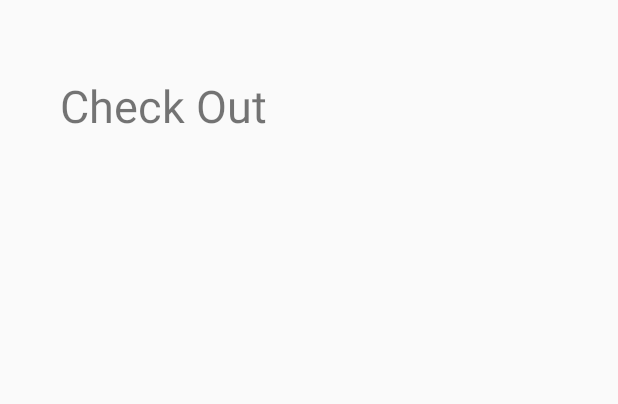
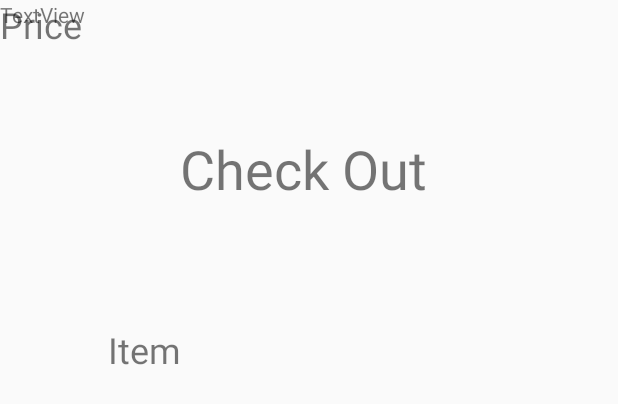
Before and after one commit to Mengchen-G/Hungry-Foodie, an Android app: the layout activity_placeanorder.xml on its own in the app's theme, with its tools: preview values and no code run, on a phone screen of 412 x 824 dp. Shown: the top 404 px of the screen. Run offline under Robolectric (Android 15) with nearby library versions, the phone set to English and light mode, and no system bars.

Commit message:
Initial draft

```diff
--- a/app/build.gradle
+++ b/app/build.gradle
@@ -25,10 +25,10 @@ android {
 
 dependencies {
     implementation fileTree(dir: 'libs', include: ['*.jar'])
-
     implementation 'androidx.appcompat:appcompat:1.1.0'
     implementation 'androidx.constraintlayout:constraintlayout:1.1.3'
     testImplementation 'junit:junit:4.12'
     androidTestImplementation 'androidx.test.ext:junit:1.1.1'
     androidTestImplementation 'androidx.test.espresso:espresso-core:3.2.0'
+    implementation 'androidx.cardview:cardview:1.0.0'
 }
--- /dev/null
+++ b/app/src/main/java/com/example/myapplication/abfactory/MealFactory.java
@@ -0,0 +1,6 @@
+package com.example.myapplication.abfactory;
+
+public interface MealFactory {
+    public abstract Drink createDrink();
+    public abstract Entree createEntree();
+}
--- /dev/null
+++ b/app/src/main/java/com/example/myapplication/abfactory/Restaurant.java
@@ -0,0 +1,5 @@
+package com.example.myapplication.abfactory;
+
+public abstract class Restaurant {
+    public abstract Meal createMeal(String item);
+}
--- a/app/src/main/res/layout/activity_placeanorder.xml
+++ b/app/src/main/res/layout/activity_placeanorder.xml
@@ -10,11 +10,40 @@
         android:id="@+id/checkOutTextView"
         android:layout_width="wrap_content"
         android:layout_height="wrap_content"
-        android:layout_marginStart="40dp"
-        android:layout_marginLeft="40dp"
-        android:layout_marginTop="50dp"
+        android:layout_marginStart="120dp"
+        android:layout_marginLeft="120dp"
+        android:layout_marginTop="88dp"
         android:text="@string/check_out"
-        android:textSize="30sp"
+        android:textSize="36sp"
         app:layout_constraintStart_toStartOf="parent"
         app:layout_constraintTop_toTopOf="parent" />
+
+    <TextView
+        android:id="@+id/entreeTextView"
+        android:layout_width="wrap_content"
+        android:layout_height="wrap_content"
+        android:layout_marginStart="72dp"
+        android:layout_marginLeft="72dp"
+        android:layout_marginTop="80dp"
+        android:text="@string/Item"
+        android:textSize="24sp"
+        app:layout_constraintStart_toStartOf="parent"
+        app:layout_constraintTop_toBottomOf="@+id/checkOutTextView" />
+
+    <TextView
+        android:id="@+id/textView"
+        android:layout_width="wrap_content"
+        android:layout_height="wrap_content"
+        android:text="@string/Price"
+        android:textSize="24sp"
+        tools:layout_editor_absoluteX="266dp"
+        tools:layout_editor_absoluteY="217dp" />
+
+    <TextView
+        android:id="@+id/textView3"
+        android:layout_width="wrap_content"
+        android:layout_height="wrap_content"
+        android:text="TextView"
+        tools:layout_editor_absoluteX="74dp"
+        tools:layout_editor_absoluteY="330dp" />
 </androidx.constraintlayout.widget.ConstraintLayout>
--- a/app/src/main/res/values/strings.xml
+++ b/app/src/main/res/values/strings.xml
@@ -2,7 +2,6 @@
     <string name="app_name">HUNGRY FOODIE</string>
     <string name="next">NEXT</string>
     <string name="previous">Previous</string>
-
     <string name="title_login">LOG IN</string>
     <string name="prompt_email">name@example.com</string>
     <string name="prompt_password">Password</string>
@@ -11,4 +10,11 @@
     <string name="restaurants_list">Restaurants List</string>
     <string name="restaurants_pic">Restaurants Picture</string>
     <string name="check_out">Check Out</string>
+    <string name="Item">Item</string>
+    <string name="Price">Price</string>
+    <string name="Burger_Meal">Burger Meal</string>
+    <string name="Hotdog_Meal">Hot Dog Meal</string>
+    <string name="Burger">Burger</string>
+    <string name="Hotdog">Hot Dog</string>
+    <string name="Pepsi">Pepsi</string>
 </resources>
```
Also changed, not shown: app/src/main/java/com/example/myapplication/PlaceAnOrder.java (+11 -1 lines), app/src/main/java/com/example/myapplication/abfactory/AmericanRestaurant.java (added, +17 -0 lines), app/src/main/java/com/example/myapplication/abfactory/Burger.java (added, +14 -0 lines), app/src/main/java/com/example/myapplication/abfactory/BurgerMeal.java (added, +15 -0 lines), app/src/main/java/com/example/myapplication/abfactory/BurgerMealFactory.java (added, +14 -0 lines), app/src/main/java/com/example/myapplication/abfactory/Drink.java (added, +10 -0 lines), app/src/main/java/com/example/myapplication/abfactory/Entree.java (added, +10 -0 lines), app/src/main/java/com/example/myapplication/abfactory/Hotdog.java (added, +14 -0 lines), app/src/main/java/com/example/myapplication/abfactory/HotdogMeal.java (added, +15 -0 lines), app/src/main/java/com/example/myapplication/abfactory/HotdogMealFactory.java (added, +13 -0 lines), app/src/main/java/com/example/myapplication/abfactory/Meal.java (added, +15 -0 lines), app/src/main/java/com/example/myapplication/abfactory/Pepsi.java (added, +14 -0 lines), app/src/main/java/com/example/myapplication/abfactory/Water.java (added, +14 -0 lines), app/src/main/res/layout/acticity_checkout.xml (added, +51 -0 lines), 1 more files.
